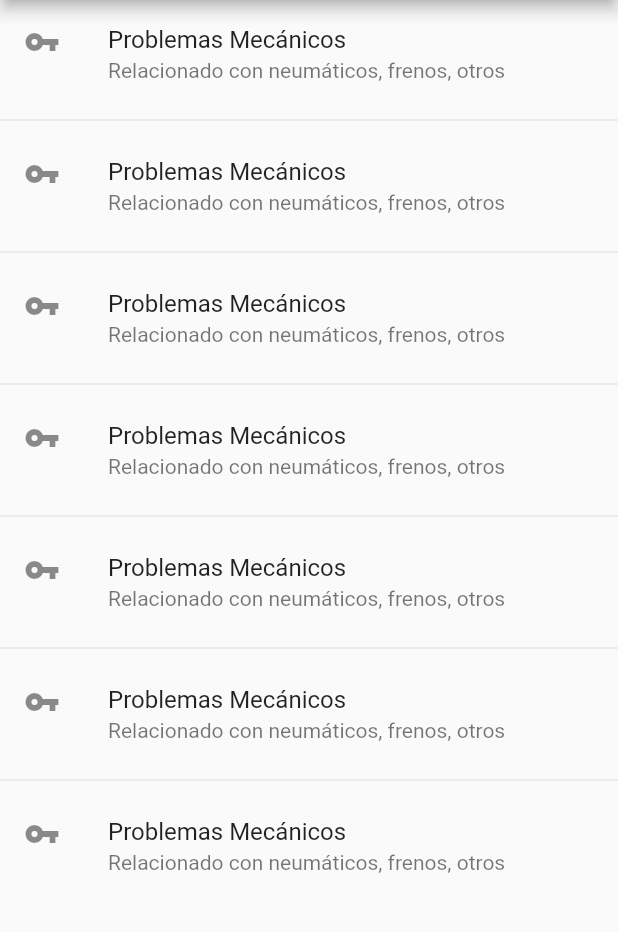
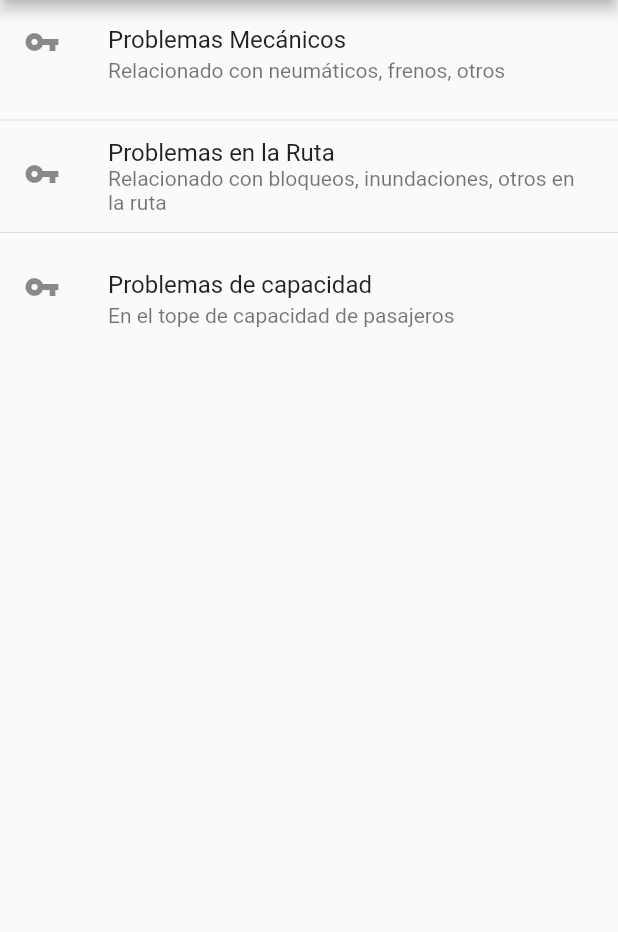
Before and after one commit to Hack-Cities-2020/mobility_project_mobile_2020, a Flutter app: the NotifierPage screen opened directly, on a phone screen of 412 x 824 dp, the part 84-1016 px from its top. Run offline on Flutter 3.47's test engine with Material 2 defaults, Android fonts, the phone set to English and light mode, and no system bars; our stand-ins replace cloud_firestore, geolocator, google_maps_flutter, step_progress_indicator; accounts and stored records are empty.

Commit message:
added new Notifiers

```diff
--- a/lib/src/provider/routes.provider.dart
+++ b/lib/src/provider/routes.provider.dart
@@ -4,7 +4,7 @@ import 'package:http/http.dart' as http;
 
 class RoutesProvider {
   static Future<List> getRoutes() async {
-    var response = await http.get('http://192.168.0.108:5000/api/route');
+    var response = await http.get('http://192.168.0.109:5000/api/route');
     return jsonDecode(response.body);
   }
 }
--- a/lib/src/ui/pages/notifier/notifier.page.dart
+++ b/lib/src/ui/pages/notifier/notifier.page.dart
@@ -2,6 +2,20 @@ import 'package:flutter/material.dart';
 import 'package:mobility_project_mobile_2020/src/ui/widgets/bus_drawer.widget.dart';
 
 class NotifierPage extends StatelessWidget {
+  final List<Map> mapNotifier = [
+    {
+      'title': 'Problemas Mecánicos',
+      'subtitle': 'Relacionado con neumáticos, frenos, otros',
+    },
+    {
+      'title': 'Problemas en la Ruta',
+      'subtitle': 'Relacionado con bloqueos, inundaciones, otros en la ruta',
+    },
+    {
+      'title': 'Problemas de capacidad',
+      'subtitle': 'En el tope de capacidad de pasajeros',
+    },
+  ];
   @override
   Widget build(BuildContext context) {
     return SafeArea(
@@ -19,23 +33,12 @@ class NotifierPage extends StatelessWidget {
         body: Container(
           constraints: BoxConstraints.expand(),
           child: ListView.separated(
-            itemCount: 7,
+            itemCount: mapNotifier.length,
             itemBuilder: (context, index) {
               return ListTile(
-                title: Text('Problemas Mecánicos'),
-                subtitle: Text('Relacionado con neumáticos, frenos, otros'),
+                title: Text(mapNotifier[index]['title']),
+                subtitle: Text(mapNotifier[index]['subtitle']),
                 leading: Icon(Icons.vpn_key),
-                onTap: () {
-                  showModalBottomSheet(
-                    context: context,
-                    isScrollControlled: true,
-                    builder: (context) {
-                      return Container(
-                          height: MediaQuery.of(context).size.height / 2,
-                          child: Center(child: Text('send')));
-                    },
-                  );
-                },
               );
             },
             separatorBuilder: (_, index) => Divider(),
```
Also changed, not shown: lib/src/ui/widgets/bus_visual_indicator.widget.dart (+7 -7 lines).
